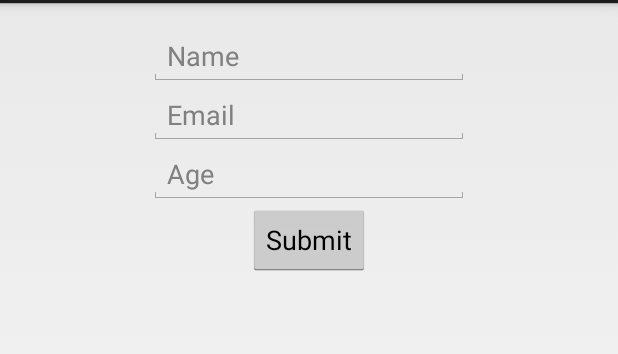
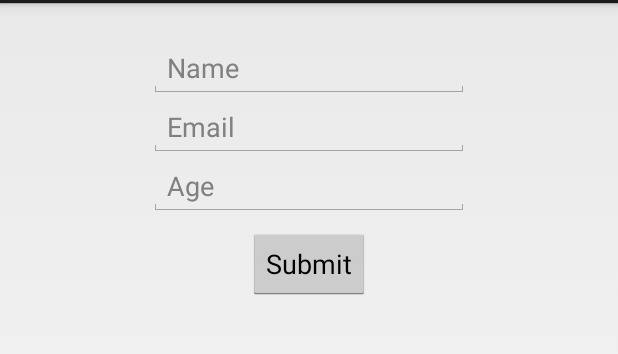
Before and after one commit to zasadnyy/z-validations, an Android app: the screen it shows after launch (SampleActivity), on a phone screen of 412 x 824 dp, the part 69-423 px from its top. Run offline under Robolectric (Android 15) with nearby library versions, the phone set to English and light mode, and no system bars; libraries missing offline, so code that uses them is left out: de.keyboardsurfer.android.

Commit message:
Fixed InRange validation. Switched to crouton notifications.

```diff
--- a/z-validations/z-validations-sample/src/main/java/ua/org/zasadnyy/sample/SampleActivity.java
+++ b/z-validations/z-validations-sample/src/main/java/ua/org/zasadnyy/sample/SampleActivity.java
@@ -14,6 +14,8 @@ import android.widget.EditText;
 import android.widget.TextView;
 import android.widget.Toast;
 
+import de.keyboardsurfer.android.widget.crouton.Crouton;
+import de.keyboardsurfer.android.widget.crouton.Style;
 import ua.org.zasadnyy.zvalidations.Field;
 import ua.org.zasadnyy.zvalidations.Form;
 import ua.org.zasadnyy.zvalidations.FormUtils;
@@ -80,7 +82,6 @@ public class SampleActivity extends Activity {
             @Override
             public boolean onEditorAction(TextView view, int actionId, KeyEvent event) {
                 if (actionId == EditorInfo.IME_ACTION_DONE) {
-                    FormUtils.hideKeyboard(SampleActivity.this, mAge);
                     submit();
                     return true;
                 }
@@ -98,8 +99,9 @@ public class SampleActivity extends Activity {
     }
 
     private void submit() {
+        FormUtils.hideKeyboard(SampleActivity.this, mAge);
         if (mForm.isValid()) {
-            Toast.makeText(this, getString(R.string.sample_activity_form_is_valid), Toast.LENGTH_SHORT).show();
+            Crouton.makeText(this, getString(R.string.sample_activity_form_is_valid), Style.CONFIRM).show();
         }
     }
 
--- a/z-validations/z-validations-sample/src/main/res/layout/activity_sample.xml
+++ b/z-validations/z-validations-sample/src/main/res/layout/activity_sample.xml
@@ -12,7 +12,7 @@
             android:id="@+id/name"
             android:layout_width="wrap_content"
             android:layout_height="wrap_content"
-            android:inputType="textPersonName"
+            android:inputType="textCapWords|textPersonName"
             android:hint="Name"
             android:ems="10"
             android:autoText="false"
@@ -60,6 +60,7 @@
             android:id="@+id/submit"
             android:layout_below="@+id/age"
             android:focusable="true"
-            android:layout_centerHorizontal="true"/>
+            android:layout_centerHorizontal="true"
+            android:layout_marginTop="8dp"/>
 
 </RelativeLayout>
--- a/z-validations/z-validations-sample/src/main/res/values/dimens.xml
+++ b/z-validations/z-validations-sample/src/main/res/values/dimens.xml
@@ -1,5 +1,5 @@
 <resources>
     <!-- Default screen margins, per the Android Design guidelines. -->
-    <dimen name="activity_horizontal_margin">16dp</dimen>
-    <dimen name="activity_vertical_margin">16dp</dimen>
+    <dimen name="activity_horizontal_margin">24dp</dimen>
+    <dimen name="activity_vertical_margin">24dp</dimen>
 </resources>
--- a/z-validations/z-validations/src/main/java/ua/org/zasadnyy/zvalidations/Form.java
+++ b/z-validations/z-validations/src/main/java/ua/org/zasadnyy/zvalidations/Form.java
@@ -30,6 +30,9 @@ import android.widget.Toast;
 
 import java.util.ArrayList;
 import java.util.List;
+
+import de.keyboardsurfer.android.widget.crouton.Crouton;
+import de.keyboardsurfer.android.widget.crouton.Style;
 
 /**
  * Created by vitaliyzasadnyy on 01.08.13.
@@ -68,8 +71,7 @@ public class Form {
     }
 
     protected void showErrorMessage(String message) {
-        Toast.makeText(mActivity, message, Toast.LENGTH_SHORT).show();
-//        Crouton.makeText(mActivity, message, Style.ALERT).show();
+        Crouton.makeText(mActivity, message, Style.ALERT).show();
     }
 
 
--- a/z-validations/z-validations/src/main/res/values/strings.xml
+++ b/z-validations/z-validations/src/main/res/values/strings.xml
@@ -29,6 +29,6 @@
     <string name="zvalidations_not_positive_integer">Field should be positive integer</string>
     <string name="zvalidations_empty">Field could not be empty</string>
     <string name="zvalidations_not_in_range">Field should be between %1$d and %2$d</string>
-    <string name="zvalidations_not_email">Field is not valid email address</string>
+    <string name="zvalidations_not_email">Value is not valid email address</string>
 
 </resources>
```
Also changed, not shown: z-validations/z-validations/build.gradle (+13 -7 lines), z-validations/z-validations/src/main/java/ua/org/zasadnyy/zvalidations/validations/InRange.java (+7 -0 lines), 3 other files.
